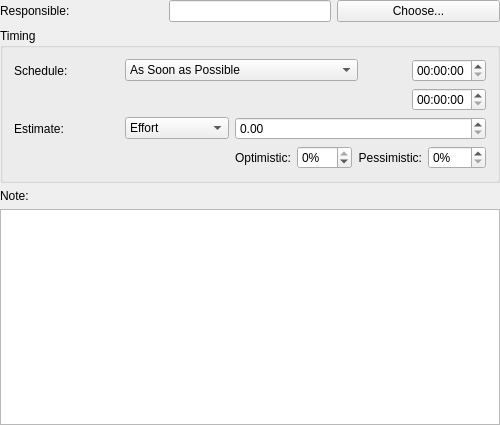
KDE/calligra, file kplato/kptconfigtaskpanelbase.ui: the form before one commit.
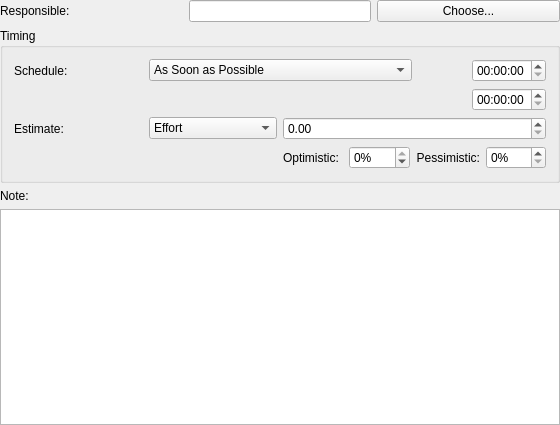
The form after the commit. Custom widgets are drawn as their Qt base class.

Patch:
```diff
--- a/kplato/kptconfigtaskpanelbase.ui
+++ b/kplato/kptconfigtaskpanelbase.ui
@@ -6,7 +6,7 @@
    <rect>
     <x>0</x>
     <y>0</y>
-    <width>500</width>
+    <width>560</width>
     <height>425</height>
    </rect>
   </property>
```
Left out of the diff: 60 changed lines with no effect on the pictures.
